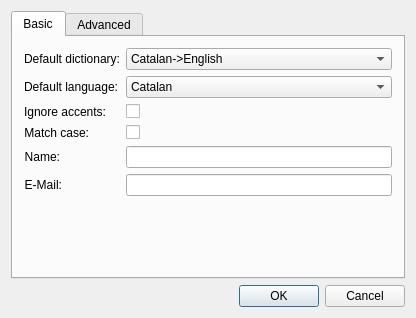
cpina/qdacco, file gui/configure.ui: the form before one commit.
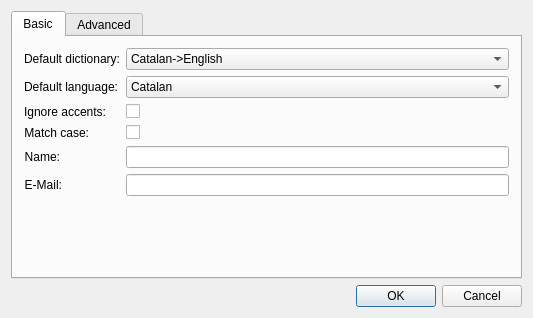
The form after the commit. Icons and pictures are not drawn.

Commit message: Makes the Configuration dialog resizable by the user.

What changed in the file:
```diff
--- a/gui/configure.ui
+++ b/gui/configure.ui
@@ -6,12 +6,12 @@
    <rect>
     <x>0</x>
     <y>0</y>
-    <width>416</width>
+    <width>533</width>
     <height>318</height>
    </rect>
   </property>
   <property name="sizePolicy">
-   <sizepolicy hsizetype="Minimum" vsizetype="Minimum">
+   <sizepolicy hsizetype="Preferred" vsizetype="Preferred">
     <horstretch>0</horstretch>
     <verstretch>0</verstretch>
    </sizepolicy>
@@ -24,8 +24,8 @@
   </property>
   <property name="maximumSize">
    <size>
-    <width>416</width>
-    <height>318</height>
+    <width>16777215</width>
+    <height>16777215</height>
    </size>
   </property>
   <property name="windowTitle">
```
